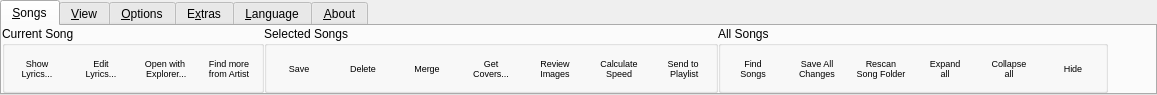
The window that uman/src/ribbon/QURibbonBar.ui (UltraStar-Deluxe/UltraStar-Manager) describes before a commit, drawn with Qt 5.
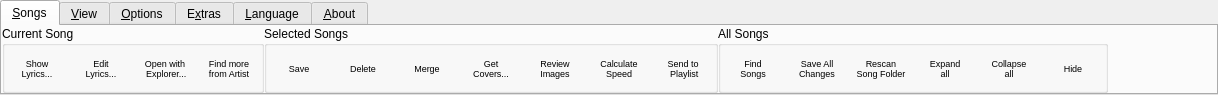
The same window after the commit. Icons and pictures are not drawn.

Commit message: enlarged ribbon bar to make room for the many functions of the Songs tab

Patch:
```diff
--- a/uman/src/ribbon/QURibbonBar.ui
+++ b/uman/src/ribbon/QURibbonBar.ui
@@ -6,7 +6,7 @@
    <rect>
     <x>0</x>
     <y>0</y>
-    <width>1157</width>
+    <width>1218</width>
     <height>95</height>
    </rect>
   </property>
@@ -787,7 +787,7 @@
       </property>
       <property name="sizeHint" stdset="0">
        <size>
-        <width>374</width>
+        <width>200</width>
         <height>20</height>
        </size>
       </property>
```
